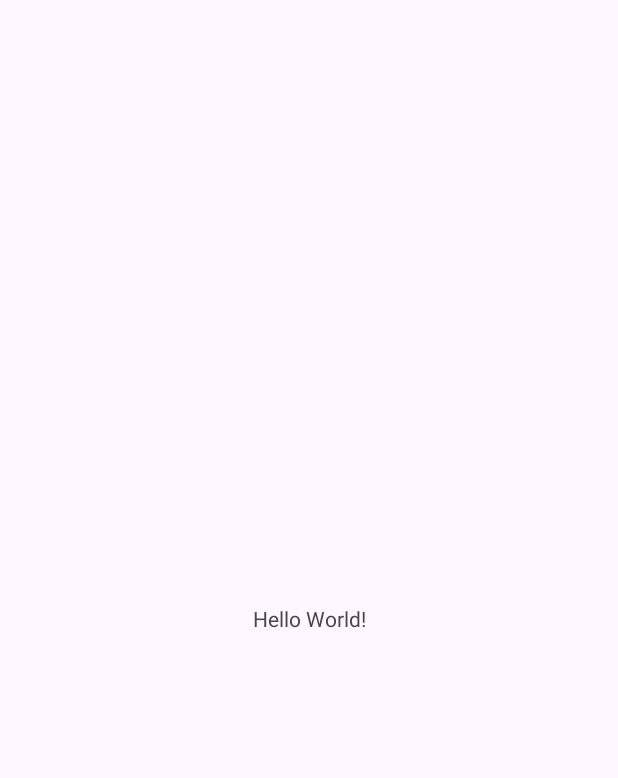
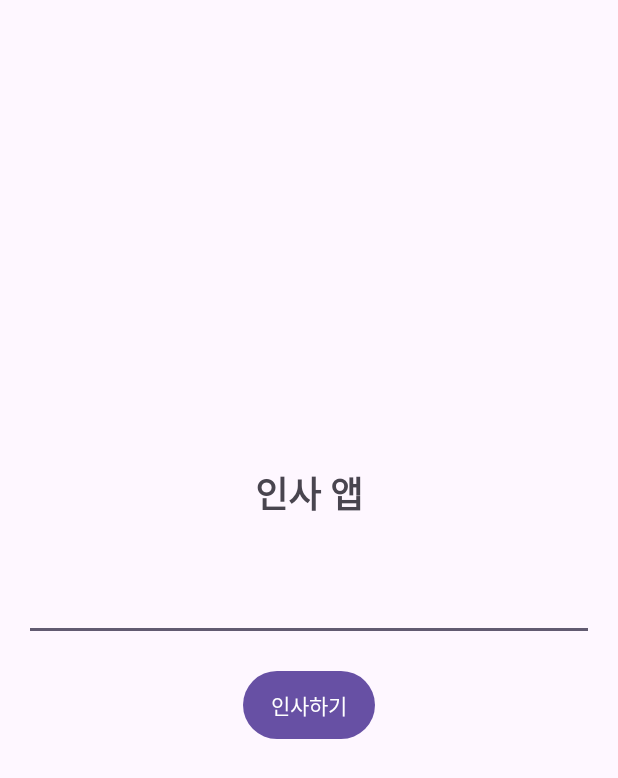
Before and after one commit to voidgogo/kotlin-2025a, an Android app: the screen it shows after launch (MainActivity), on a phone screen of 412 x 824 dp. Before the commit the part shown is almost empty. Shown: the top 778 px of the screen. Run offline under Robolectric (Android 15) with nearby library versions, the phone set to English and light mode, and no system bars.

Commit message:
week04 : Greeting App v0.1

```diff
--- a/AppWeek04/app/src/main/java/com/appweek04/MainActivity.kt
+++ b/AppWeek04/app/src/main/java/com/appweek04/MainActivity.kt
@@ -1,20 +1,34 @@
 package com.appweek04
 
 import android.os.Bundle
-import androidx.activity.enableEdgeToEdge
+import android.util.Log
+import android.view.View
+import android.widget.Button
+import android.widget.EditText
+import android.widget.TextView
 import androidx.appcompat.app.AppCompatActivity
-import androidx.core.view.ViewCompat
-import androidx.core.view.WindowInsetsCompat
 
 class MainActivity : AppCompatActivity() {
     override fun onCreate(savedInstanceState: Bundle?) {
         super.onCreate(savedInstanceState)
-        enableEdgeToEdge()
         setContentView(R.layout.activity_main)
-        ViewCompat.setOnApplyWindowInsetsListener(findViewById(R.id.main)) { v, insets ->
-            val systemBars = insets.getInsets(WindowInsetsCompat.Type.systemBars())
-            v.setPadding(systemBars.left, systemBars.top, systemBars.right, systemBars.bottom)
-            insets
+
+        val editTextName = findViewById<EditText>(R.id.editTextName)
+        val buttonGreet = findViewById<Button>(R.id.buttonGreet)
+        val textViewGreeting = findViewById<TextView>(R.id.textViewGreeting)
+
+        buttonGreet.setOnClickListener {
+            val name = editTextName.text.toString().trim()
+
+            var greeting: String = ""
+            if(name.isNotEmpty()){
+                greeting = "안녕하세요, ${name}님!"
+            }else{
+                greeting = "이름을 입력해주세요"
+            }
+            textViewGreeting.text = greeting
+            textViewGreeting.visibility = View.VISIBLE
+            Log.d("KotlinWeek04App", greeting)
         }
     }
 }
--- a/AppWeek04/app/src/main/res/layout/activity_main.xml
+++ b/AppWeek04/app/src/main/res/layout/activity_main.xml
@@ -1,19 +1,42 @@
 <?xml version="1.0" encoding="utf-8"?>
-<androidx.constraintlayout.widget.ConstraintLayout xmlns:android="http://schemas.android.com/apk/res/android"
-    xmlns:app="http://schemas.android.com/apk/res-auto"
-    xmlns:tools="http://schemas.android.com/tools"
-    android:id="@+id/main"
+<LinearLayout xmlns:android="http://schemas.android.com/apk/res/android"
+    android:orientation="vertical"
     android:layout_width="match_parent"
     android:layout_height="match_parent"
-    tools:context=".MainActivity">
+    android:padding="16dp"
+    android:gravity="center">
 
     <TextView
         android:layout_width="wrap_content"
         android:layout_height="wrap_content"
-        android:text="Hello World!"
-        app:layout_constraintBottom_toBottomOf="parent"
-        app:layout_constraintEnd_toEndOf="parent"
-        app:layout_constraintStart_toStartOf="parent"
-        app:layout_constraintTop_toTopOf="parent" />
+        android:text="인사 앱"
+        android:textSize="24sp"
+        android:textStyle="bold"
+        android:layout_marginBottom="32dp"/>
 
-</androidx.constraintlayout.widget.ConstraintLayout>
+    <EditText
+        android:id="@+id/editTextName"
+        android:layout_width="match_parent"
+        android:layout_height="wrap_content"
+        android:layout_marginBottom="16dp"
+        android:padding="12dp"
+        android:minHeight="48dp"/>
+
+    <Button
+        android:id="@+id/buttonGreet"
+        android:text="인사하기"
+        android:layout_width="wrap_content"
+        android:layout_height="wrap_content"
+        android:layout_marginBottom="16dp"
+        android:padding="12dp"
+        android:minHeight="48dp"/>
+
+    <TextView
+        android:id="@+id/textViewGreeting"
+        android:layout_width="wrap_content"
+        android:layout_height="wrap_content"
+        android:textSize="18sp"
+        android:textStyle="bold"
+        android:visibility="gone"/>
+
+</LinearLayout>
```
